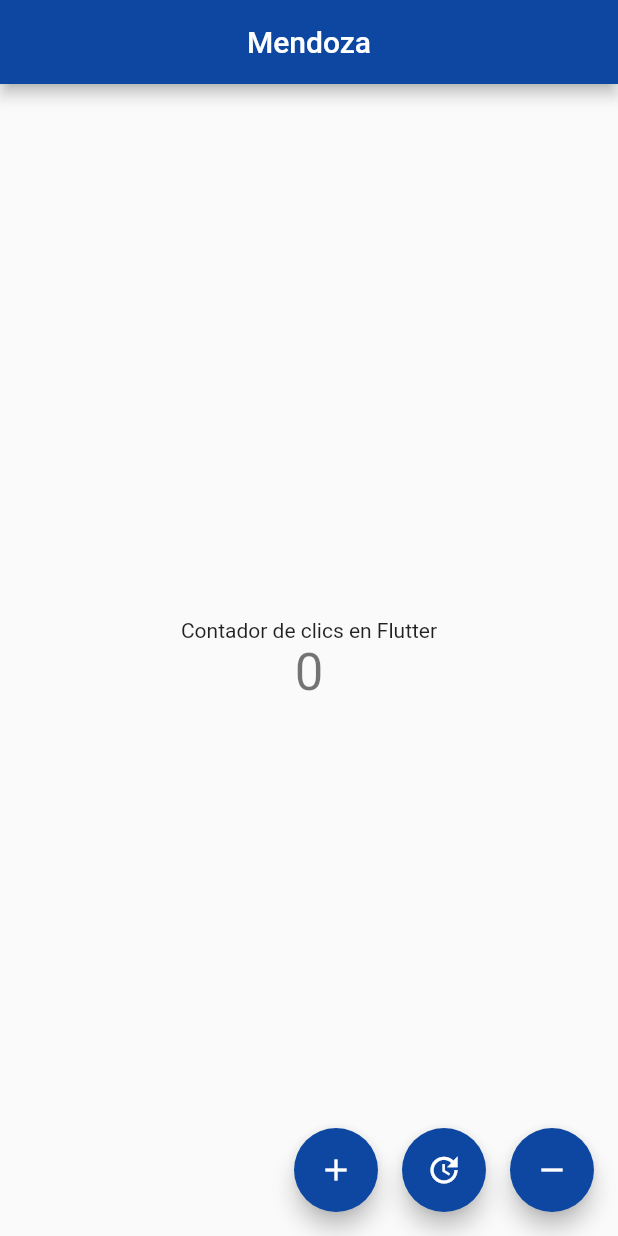
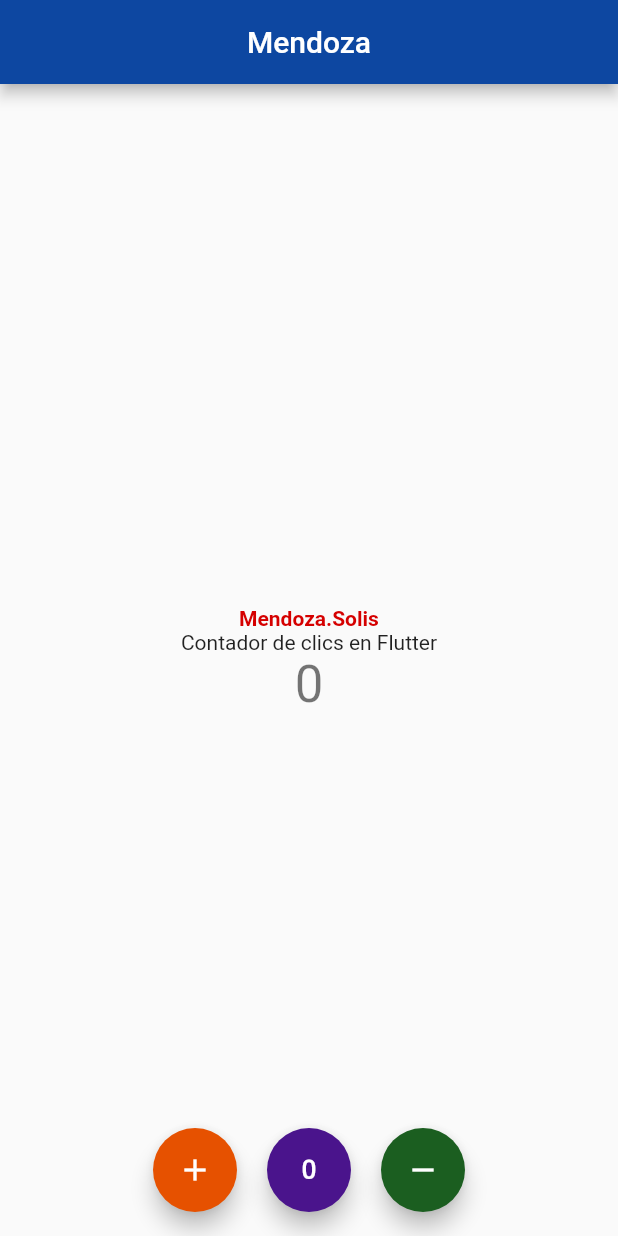
Before and after one commit to cmendoza-dev/laboratorio5, a Flutter app: the screen it shows after launch, on a phone screen of 412 x 824 dp. Run offline on Flutter 3.47's test engine with Material 2 defaults, Android fonts, the light colour scheme and no system bars.

Commit message:
Center floting

```diff
--- a/lib/screens/home_screen.dart
+++ b/lib/screens/home_screen.dart
@@ -41,6 +41,7 @@
         child: Column(
           mainAxisAlignment: MainAxisAlignment.center,
           children: <Widget>[
+            Text('Mendoza.Solis', style: TextStyle(fontWeight: FontWeight.bold, color: Colors.redAccent[700])),
             const Text(
               'Contador de clics en Flutter',
             ),
@@ -52,37 +53,44 @@
         ),
       ),
       floatingActionButton: Row(
-        mainAxisAlignment: MainAxisAlignment.end,
+        mainAxisAlignment: MainAxisAlignment.center,
         children: <Widget>[
           FloatingActionButton(
-            backgroundColor: Colors.blue[900],
+            backgroundColor: Colors.orange[900],
             onPressed: _incrementCounter,
             tooltip: 'Increment',
             heroTag: null,
             child: const Icon(
-                Icons.add, color: Colors.white,), // Añade esto para evitar conflictos con el hero tag
+              Icons.add,
+              color: Colors.white,
+            ),
           ),
-          const SizedBox(width: 16), // Espacio entre los botones
+          const SizedBox(width: 20),
           FloatingActionButton(
-            backgroundColor: Colors.blue[900],
+            backgroundColor: Colors.purple[900],
             onPressed: _updateCounter,
             tooltip: 'Update',
             heroTag: null,
-            child: const Icon(Icons
-                .update, color: Colors.white,), // Añade esto para evitar conflictos con el hero tag
+            child: const Icon(
+              Icons.exposure_zero,
+              color: Colors.white,
+            ),
           ),
-          const SizedBox(width: 16), // Espacio entre los botones
+          const SizedBox(width: 20), // Espacio entre los botones
           FloatingActionButton(
-            backgroundColor: Colors.blue[900],
+            backgroundColor: Colors.green[900],
             onPressed: _removeCounter,
             tooltip: 'Remove',
             heroTag: null,
-            child: const Icon(Icons
-                .remove, color: Colors.white,), // Añade esto para evitar conflictos con el hero tag
+            child: const Icon(
+              Icons.remove,
+              color: Colors.white,
+            ), //
           ),
           const SizedBox(height: 30)
         ],
       ),
+      floatingActionButtonLocation: FloatingActionButtonLocation.centerFloat,
     );
   }
 }
```
